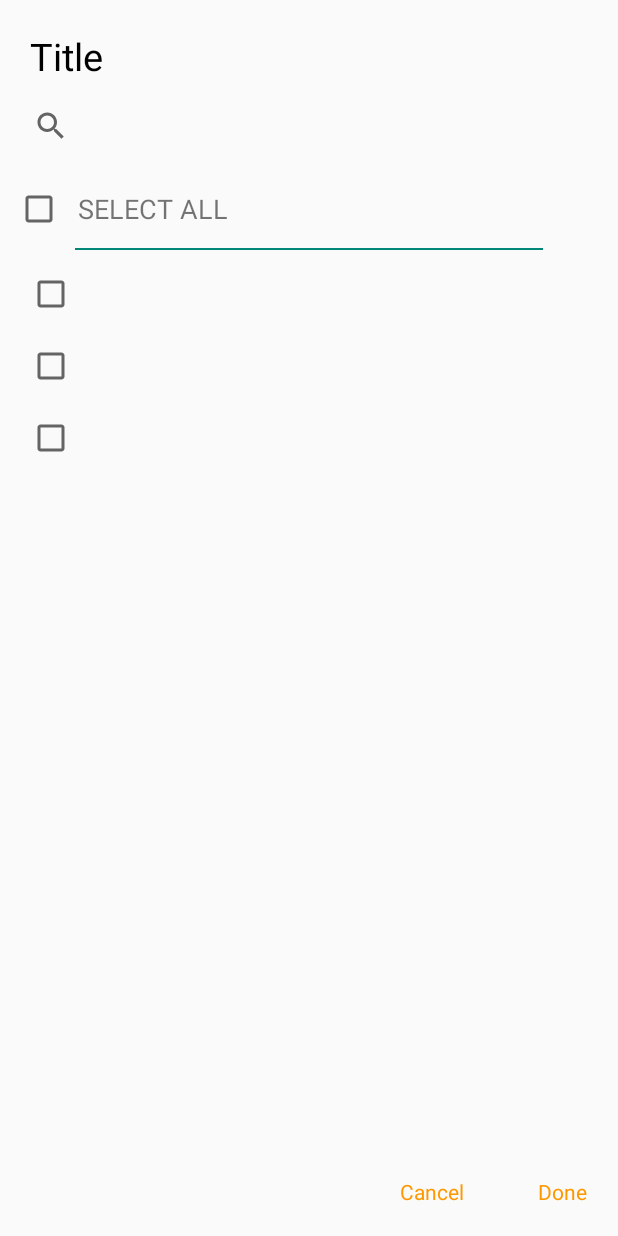
After one commit to Arbaz-Softagics/Commons-1, an Android app: the layout dialog_multi_select_view.xml on its own in the app's theme, with its tools: preview values and no code run, on a phone screen of 412 x 824 dp. The commit adds this screen. Run offline under Robolectric (Android 15) with nearby library versions, the phone set to English and light mode, and no system bars.

Commit message:
no complete multi select dialog

```diff
--- /dev/null
+++ b/dialogs/src/main/java/com/arbazmateen/dialogs/HelperFunctions.kt
@@ -0,0 +1,10 @@
+package com.arbazmateen.dialogs
+
+import android.util.Log
+
+/**************************************************************************
+** modern try catch function
+**************************************************************************/
+inline fun <T> justTry(block: () -> T) = try { block() } catch (e: Throwable) {
+    Log.e("ERROR", e.message)
+}
--- /dev/null
+++ b/dialogs/src/main/java/com/arbazmateen/dialogs/MultiSelectDialog.kt
@@ -0,0 +1,17 @@
+package com.arbazmateen.dialogs
+
+import android.content.Context
+
+/**************************************************************************
+** Model
+**************************************************************************/
+abstract class MultiSelectModel(protected var identity: Int, protected var isSelected: Boolean)
+
+/**************************************************************************
+** Multi Select Adaptor
+**************************************************************************/
+class MultiSelectAdaptor<T : MultiSelectModel>(val context: Context, dataList: MutableList<T>) {
+
+
+
+}
--- a/dialogs/src/main/java/com/arbazmateen/dialogs/SingleSelectDialog.kt
+++ b/dialogs/src/main/java/com/arbazmateen/dialogs/SingleSelectDialog.kt
@@ -22,7 +22,7 @@ class SingleSelectDialog<T>(private val activity: Activity, private val items: L
     fun show() {
         val alertDialogBuilder = AlertDialog.Builder(activity)
 
-        val dialogView = activity.layoutInflater.inflate(R.layout.dialog_list_view_layout, null)
+        val dialogView = activity.layoutInflater.inflate(R.layout.dialog_single_select_view, null)
 
         val rippleViewClose = dialogView.findViewById(R.id.close) as TextView
         val titleView = dialogView.findViewById(R.id.spinnerTitle) as TextView
--- /dev/null
+++ b/dialogs/src/main/res/layout/dialog_multi_select_view.xml
@@ -0,0 +1,112 @@
+<?xml version="1.0" encoding="utf-8"?>
+<LinearLayout xmlns:android="http://schemas.android.com/apk/res/android"
+              xmlns:tools="http://schemas.android.com/tools" android:layout_width="match_parent"
+              android:layout_height="match_parent"
+              android:layout_margin="10dp"
+              android:orientation="vertical">
+
+    <TextView
+            android:id="@+id/title"
+            android:layout_width="match_parent"
+            android:layout_height="wrap_content"
+            android:layout_marginStart="10dp"
+            android:layout_marginTop="10dp"
+            android:text="Title"
+            android:textColor="#000"
+            android:textSize="25sp"/>
+
+    <androidx.appcompat.widget.SearchView
+            android:id="@+id/search_view"
+            android:layout_width="match_parent"
+            android:layout_height="wrap_content"
+            android:layout_marginBottom="5dp"
+            android:layout_marginTop="5dp"
+            android:iconifiedByDefault="true"
+            android:queryHint="Search"/>
+
+    <LinearLayout xmlns:android="http://schemas.android.com/apk/res/android"
+                  android:id="@+id/select_all_container"
+                  android:layout_width="match_parent"
+                  android:layout_height="wrap_content"
+                  android:layout_marginTop="10dp"
+                  android:orientation="horizontal">
+
+        <CheckBox
+                android:id="@+id/select_all_checkbox"
+                android:layout_width="wrap_content"
+                android:layout_height="wrap_content"
+                android:layout_gravity="center_vertical"
+                android:clickable="false"/>
+
+        <TextView
+                android:textAllCaps="true"
+                android:id="@+id/select_all_text"
+                android:layout_width="match_parent"
+                android:layout_height="wrap_content"
+                android:layout_gravity="center_vertical"
+                android:layout_marginStart="10dp"
+                android:textSize="18sp"
+                android:text="Select All"/>
+
+    </LinearLayout>
+
+    <View
+            android:layout_marginTop="10dp"
+            android:layout_marginBottom="5dp"
+            android:layout_marginStart="40dp"
+            android:layout_marginEnd="40dp"
+            android:layout_width="match_parent"
+            android:layout_height="1dp"
+            android:background="@color/colorPrimary"/>
+
+    <FrameLayout
+            android:layout_width="match_parent"
+            android:layout_height="0dp"
+            android:layout_weight="1">
+
+        <androidx.recyclerview.widget.RecyclerView
+                android:id="@+id/recycler_view"
+                android:layout_width="match_parent"
+                android:layout_height="match_parent"
+                tools:listitem="@layout/item_dialog_multi_select"/>
+
+        <TextView
+                android:id="@+id/list_empty1"
+                android:layout_width="wrap_content"
+                android:layout_height="wrap_content"
+                android:layout_gravity="center"
+                android:gravity="center"
+                android:text="Empty"
+                android:visibility="gone"
+                android:textSize="14sp"/>
+    </FrameLayout>
+
+    <LinearLayout
+            android:layout_width="match_parent"
+            android:layout_height="wrap_content"
+            android:layout_margin="10dp"
+            android:orientation="horizontal">
+
+        <TextView
+                android:id="@+id/cancel"
+                android:layout_width="wrap_content"
+                android:layout_height="wrap_content"
+                android:layout_weight="1"
+                android:gravity="end"
+                android:text="Cancel"
+                android:textColor="@color/colorAccent"
+                android:textSize="14sp"/>
+
+        <TextView
+                android:id="@+id/done"
+                android:layout_width="wrap_content"
+                android:layout_height="wrap_content"
+                android:layout_weight="0.2"
+                android:gravity="end"
+                android:text="Done"
+                android:textColor="@color/colorAccent"
+                android:textSize="14sp"/>
+
+    </LinearLayout>
+
+</LinearLayout>
--- /dev/null
+++ b/dialogs/src/main/res/layout/item_dialog_multi_select.xml
@@ -0,0 +1,25 @@
+<?xml version="1.0" encoding="utf-8"?>
+<LinearLayout xmlns:android="http://schemas.android.com/apk/res/android"
+              android:id="@+id/select_all_container"
+              android:layout_width="match_parent"
+              android:layout_height="wrap_content"
+              android:padding="8dp"
+              android:orientation="horizontal">
+
+    <CheckBox
+            android:id="@+id/checkbox1"
+            android:layout_width="wrap_content"
+            android:layout_height="wrap_content"
+            android:layout_gravity="center_vertical"
+            android:clickable="false"/>
+
+    <TextView
+            android:textAllCaps="true"
+            android:id="@+id/text1"
+            android:layout_width="match_parent"
+            android:layout_height="wrap_content"
+            android:layout_gravity="center_vertical"
+            android:layout_marginStart="10dp"
+            android:textSize="18sp"/>
+
+</LinearLayout>
--- /dev/null
+++ b/dialogs/src/main/res/values/colors.xml
@@ -0,0 +1,6 @@
+<?xml version="1.0" encoding="utf-8"?>
+<resources>
+    <color name="colorPrimary">#008577</color>
+    <color name="colorPrimaryDark">#00574B</color>
+    <color name="colorAccent">#FF9800</color>
+</resources>
```
Also changed, not shown: dialogs/src/main/res/layout/dialog_single_select_view.xml (renamed from dialogs/src/main/res/layout/dialog_list_view_layout.xml).
